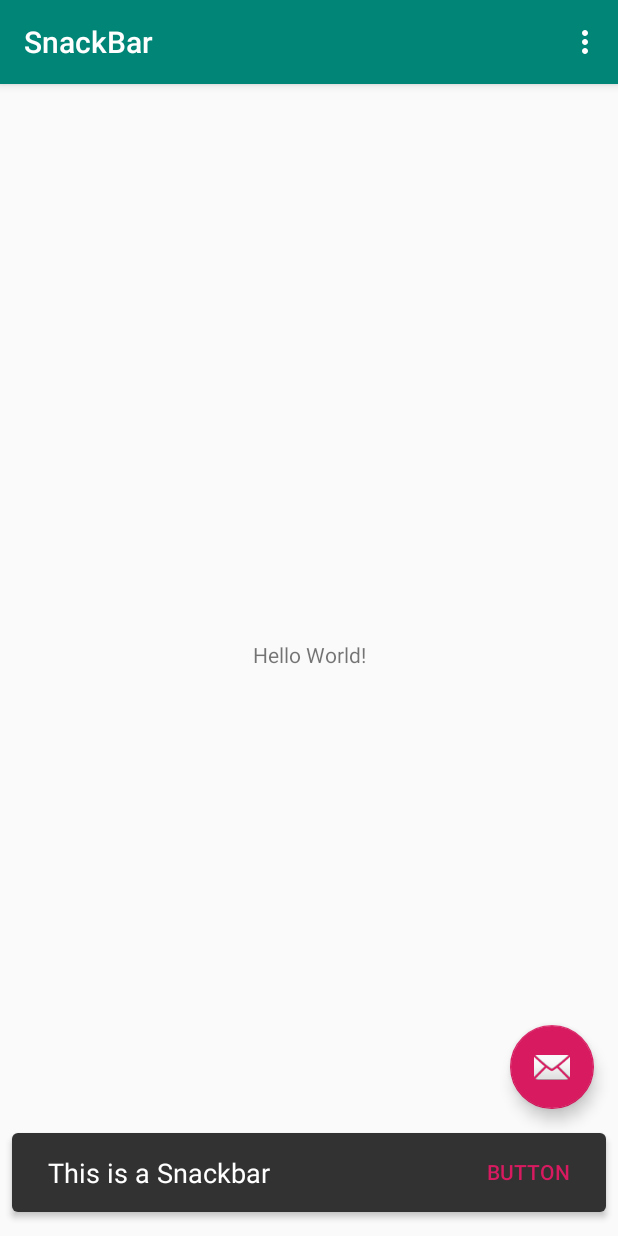
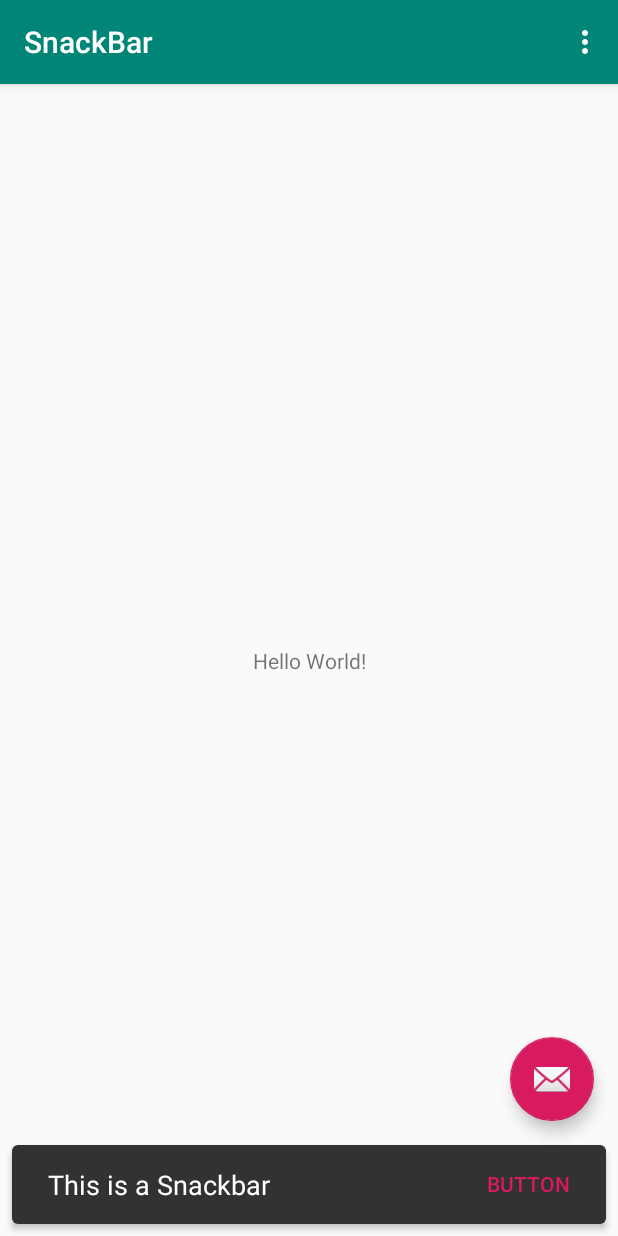
Before and after one commit to DiseR-LawnX/AdvancedSnackBar, an Android app: the screen it shows after launch (MainActivity), after a tap on an icon or button, on a phone screen of 412 x 824 dp. Run offline under Robolectric (Android 15) with nearby library versions, the phone set to English and light mode, and no system bars.

Commit message:
Update to 0.1.2
fixed some content bugs

```diff
--- a/AdvancedSnackBar/src/main/res/layout/design_layout_snackbar.xml
+++ b/AdvancedSnackBar/src/main/res/layout/design_layout_snackbar.xml
@@ -21,4 +21,5 @@
     android:layout_width="match_parent"
     android:layout_height="wrap_content"
     android:layout_gravity="bottom"
-    android:theme="@style/ThemeOverlay.AppCompat.Dark"/>
+    android:theme="@style/ThemeOverlay.AppCompat.Dark"
+    android:layout_marginBottom="12px"/>
--- a/app/src/main/res/layout/activity_main.xml
+++ b/app/src/main/res/layout/activity_main.xml
@@ -5,8 +5,7 @@
     android:layout_width="match_parent"
     android:layout_height="match_parent"
     tools:context=".MainActivity"
-    android:id="@+id/container"
-    android:layout_marginBottom="12px">
+    android:id="@+id/container">
 
     <com.google.android.material.appbar.AppBarLayout
         android:layout_width="match_parent"
```
Also changed, not shown: 1 other file.
